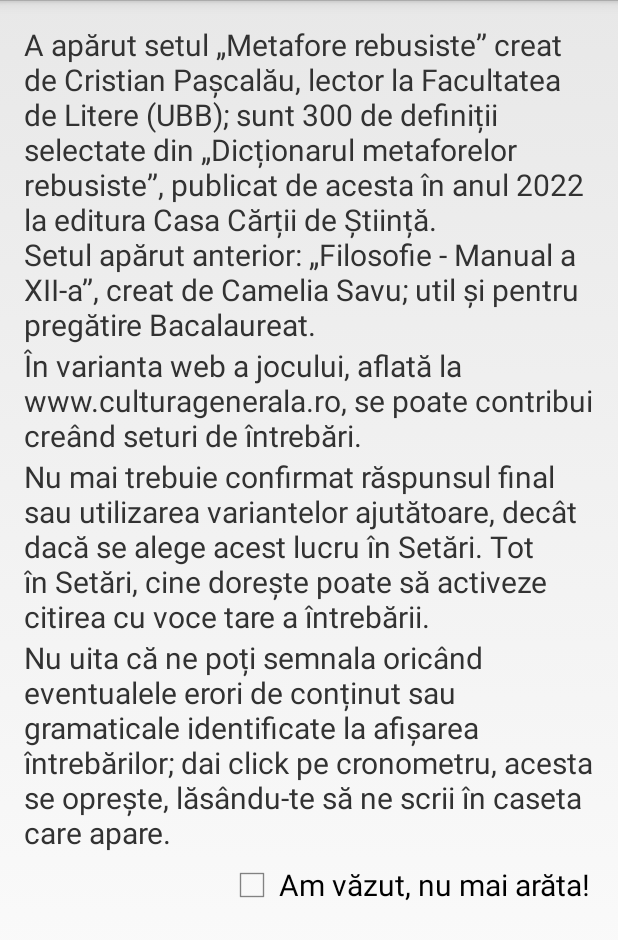
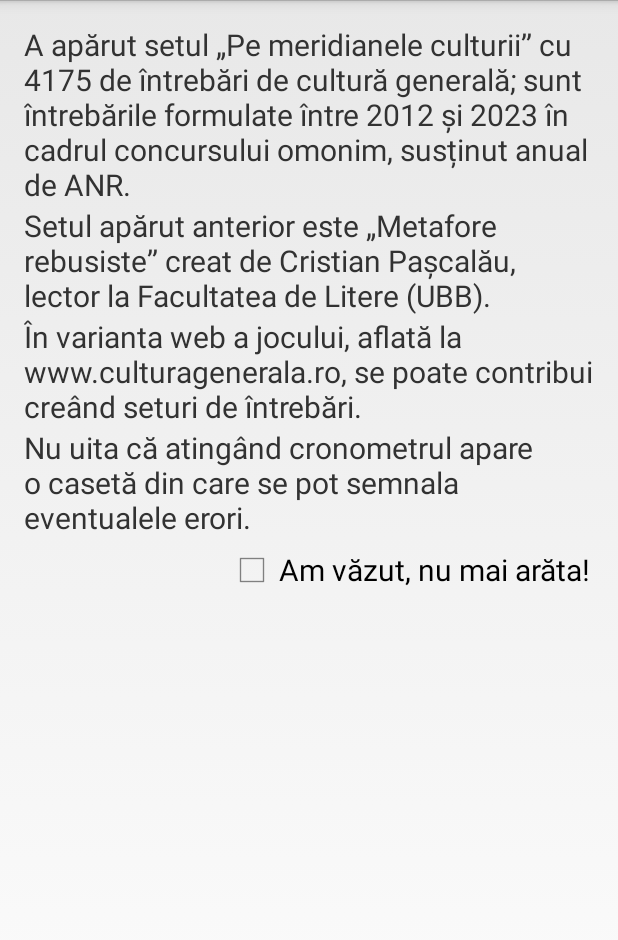
Before and after one commit to emanuelboboiu/CulturaGeneralaAndroid, an Android app: the layout whatsnew_dialog.xml on its own in the app's theme, with its tools: preview values and no code run, on a phone screen of 412 x 824 dp. Shown: the top 940 px of the screen. Run offline under Robolectric (Android 15) with nearby library versions, the phone set to English and light mode, and no system bars; network calls fail.

Commit message:
Version 8.1 finished.

```diff
--- a/app/src/main/AndroidManifest.xml
+++ b/app/src/main/AndroidManifest.xml
@@ -2,8 +2,8 @@
 <manifest xmlns:android="http://schemas.android.com/apk/res/android"
     xmlns:tools="http://schemas.android.com/tools"
     package="ro.pontes.culturagenerala"
-    android:versionCode="104"
-    android:versionName="8.0">
+    android:versionCode="105"
+    android:versionName="8.1">
 
     <uses-permission android:name="android.permission.INTERNET" />
     <uses-permission android:name="com.android.vending.BILLING" />
--- a/app/src/main/java/ro/pontes/culturagenerala/DataBaseHelper.java
+++ b/app/src/main/java/ro/pontes/culturagenerala/DataBaseHelper.java
@@ -21,8 +21,8 @@ public class DataBaseHelper extends SQLiteOpenHelper {
     private static String DB_PATH = "";
     private static final String DB_NAME = "cultura_generala.db";
     private static final String SP_KEY_DB_VER = "dbVer";
-    private static final int DATABASE_VERSION = 34;
-    private static final int lastUpdateTimestamp = 1709654400; // 5 March 2024.
+    private static final int DATABASE_VERSION = 35;
+    private static final int lastUpdateTimestamp = 1712746800; // 10 April 2024.
 
     private SQLiteDatabase mDataBase;
     private final Context mContext;
--- a/app/src/main/java/ro/pontes/culturagenerala/MainActivity.java
+++ b/app/src/main/java/ro/pontes/culturagenerala/MainActivity.java
@@ -49,7 +49,7 @@ public class MainActivity extends Activity {
     public static String mUpgradePrice = "�";
 
     private final Context mFinalContext = this;
-    public static int curVer = 800;
+    public static int curVer = 810;
     public static boolean isFirstLaunchInSession = true;
     public static int randomId = 0;
     public static boolean isPortrait = true;
--- a/app/src/main/res/layout/whatsnew_dialog.xml
+++ b/app/src/main/res/layout/whatsnew_dialog.xml
@@ -19,25 +19,25 @@
             style="@style/about_dialog_style"
             android:layout_width="match_parent"
             android:layout_height="wrap_content"
-            android:text="@string/whatsnew_in_800_a" />
+            android:text="@string/whatsnew_in_810_a" />
 
         <TextView
             style="@style/about_dialog_style"
             android:layout_width="match_parent"
             android:layout_height="wrap_content"
-            android:text="@string/whatsnew_in_800_b" />
+            android:text="@string/whatsnew_in_810_b" />
 
         <TextView
             style="@style/about_dialog_style"
             android:layout_width="match_parent"
             android:layout_height="wrap_content"
-            android:text="@string/whatsnew_in_800_c" />
+            android:text="@string/whatsnew_in_810_c" />
 
         <TextView
             style="@style/about_dialog_style"
             android:layout_width="match_parent"
             android:layout_height="wrap_content"
-            android:text="@string/whatsnew_in_800_d" />
+            android:text="@string/whatsnew_in_810_d" />
 
         <CheckBox
             android:id="@+id/cbtGotIt"
--- a/app/src/main/res/values/strings.xml
+++ b/app/src/main/res/values/strings.xml
@@ -12,9 +12,9 @@
 
     <!-- About dialog: -->
     <string name="about_title">Despre joc</string>
-    <string name="app_version">Cultură generală, Fii deștept!, versiunea 8.0</string>
+    <string name="app_version">Cultură generală, Fii deștept!, versiunea 8.1</string>
     <string name="app_release_date">Versiunea 1.0 a fost finalizată vineri, 22 decembrie 2017</string>
-    <string name="app_last_update">Ultima actualizare pe acest dispozitiv:\n - versiunea 8.0, finalizată duminică, 17 martie 2024</string>
+    <string name="app_last_update">Ultima actualizare pe acest dispozitiv:\n - versiunea 8.1, finalizată miercuri, 10 aprilie 2024</string>
     <string name="app_creator">Programat de Emanuel Boboiu (Manu)</string>
     <string name="phone_number">Telefon: +40740203043</string>
     <string name="email_address">E-mail: android@pontes.ro</string>
@@ -198,11 +198,11 @@
     <string name="feedback_sent_unsuccessfully">Notificarea ta nu a putut fi trimisă.\nTe rugăm să încerci din nou.\nMulțumim pentru interesul acordat!</string>
 
     <!-- Strings for what's new alert: -->
-    <string name="whatsnew_title">Noutăți în 8.0</string>
-    <string name="whatsnew_in_800_a">A apărut setul „Metafore rebusiste” creat de Cristian Pașcalău, lector la Facultatea de Litere (UBB); sunt 300 de definiții selectate din „Dicționarul metaforelor rebusiste”, publicat de acesta în anul 2022 la editura Casa Cărții de Știință.\nSetul apărut anterior: „Filosofie - Manual a XII-a”, creat de Camelia Savu; util și pentru pregătire Bacalaureat.</string>
-    <string name="whatsnew_in_800_b">În varianta web a jocului, aflată la www.culturagenerala.ro, se poate contribui creând seturi de întrebări.</string>
-    <string name="whatsnew_in_800_c">Nu mai trebuie confirmat răspunsul final sau utilizarea variantelor ajutătoare, decât dacă se alege acest lucru în Setări. Tot în Setări, cine dorește poate să activeze citirea cu voce tare a întrebării.</string>
-    <string name="whatsnew_in_800_d">Nu uita că ne poți semnala oricând eventualele erori de conținut sau gramaticale identificate la afișarea întrebărilor; dai click pe cronometru, acesta se oprește, lăsându-te să ne scrii în caseta care apare.</string>
+    <string name="whatsnew_title">Noutăți în 8.1</string>
+    <string name="whatsnew_in_810_a">A apărut setul „Pe meridianele culturii” cu 4175 de întrebări de cultură generală; sunt întrebările formulate între 2012 și 2023 în cadrul concursului omonim, susținut anual de ANR.</string>
+    <string name="whatsnew_in_810_b">Setul apărut anterior este „Metafore rebusiste” creat de Cristian Pașcalău, lector la Facultatea de Litere (UBB).</string>
+    <string name="whatsnew_in_810_c">În varianta web a jocului, aflată la www.culturagenerala.ro, se poate contribui creând seturi de întrebări.</string>
+    <string name="whatsnew_in_810_d">Nu uita că atingând cronometrul apare o casetă din care se pot semnala eventualele erori.</string>
     <string name="chk_got_it">Am văzut, nu mai arăta!</string>
 
     <!-- Strings added in 6.0, starting with ThursdayTuesday 3rd January 2023: -->
```
